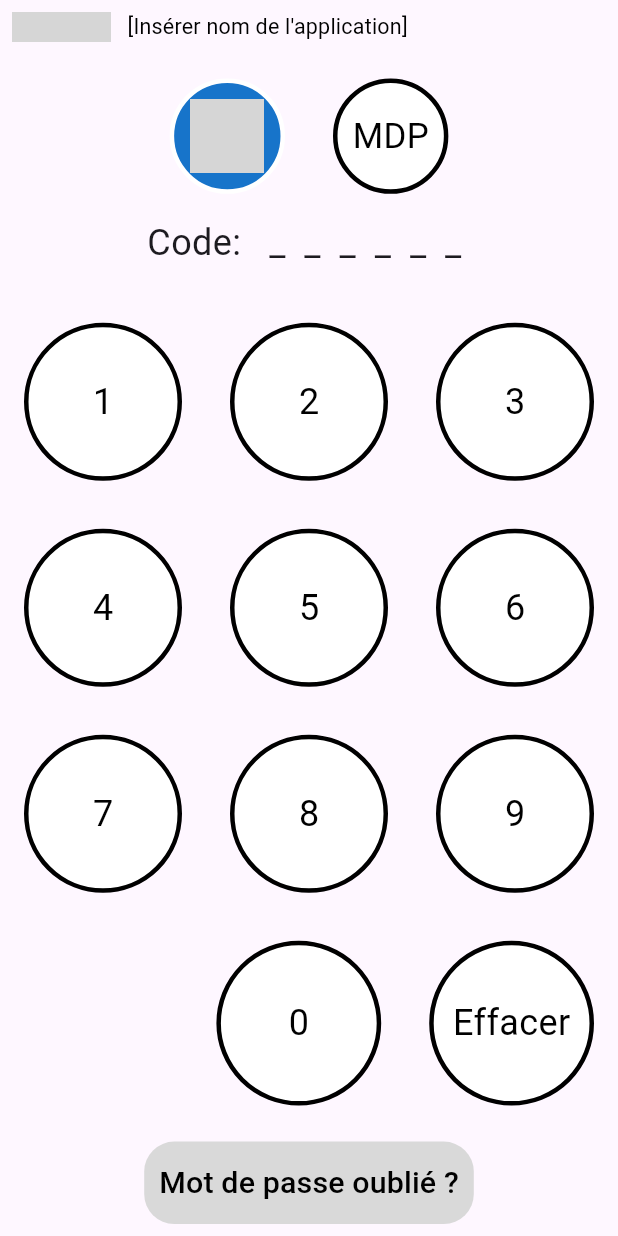
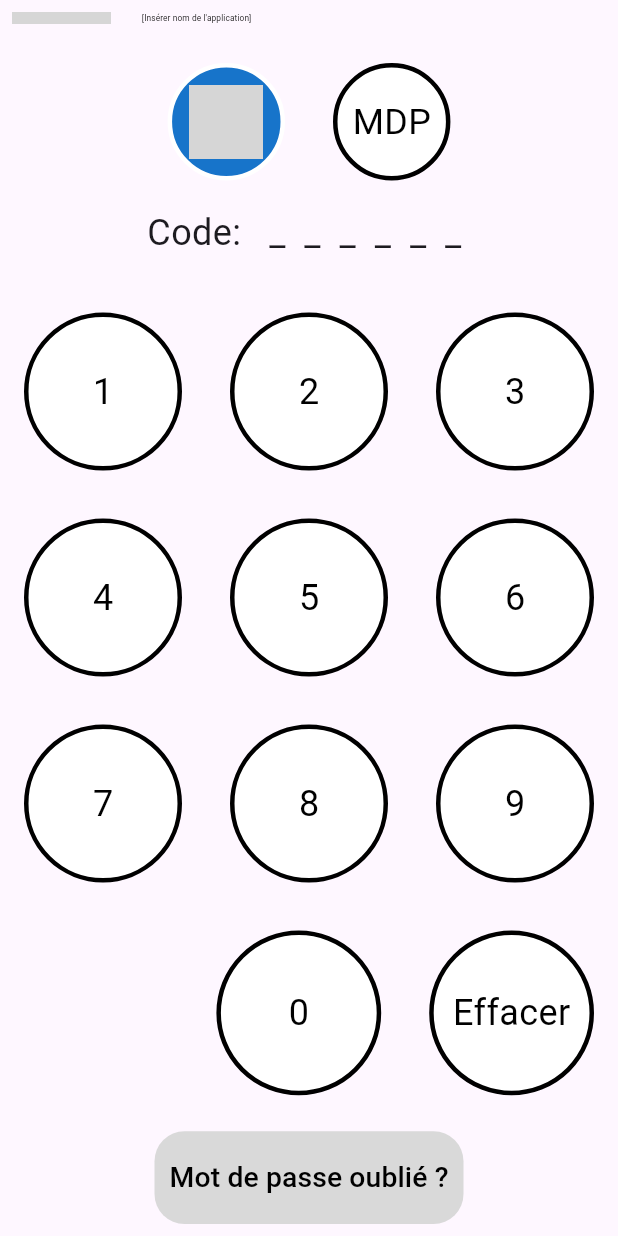
Before and after one commit to ThomasVly/Projet-F, a Flutter app: the screen it shows after launch, on a phone screen of 412 x 824 dp. Run offline on Flutter 3.47's test engine with Material 3 defaults, Android fonts, the phone set to English and light mode, and no system bars; our stand-ins replace shared_preferences, table_calendar; grey boxes are pictures that could not be loaded.

Commit message:
clean-up digicode + mot_de_passe v1

```diff
--- a/lib/classes/digicode.dart
+++ b/lib/classes/digicode.dart
@@ -1,8 +1,6 @@
 import 'package:flutter/material.dart';
 import 'package:flutter_application_1/classes/mot_de_passe.dart';
-import 'package:flutter_application_1/classes/Chargement.dart';
 import 'package:flutter_application_1/classes/navbar.dart';
-import 'accueil.dart';
 
 class DigicodePage extends StatefulWidget {
   const DigicodePage({Key? key, required this.title}) : super(key: key);
@@ -69,6 +67,8 @@ class _DigicodePageState extends State<DigicodePage> {
   @override
   Widget build(BuildContext context) {
 
+    double screenWidth = MediaQuery.of(context).size.width;
+    double screenHeight = MediaQuery.of(context).size.height;
     double buttonSizeWidth = calculateButtonSizeWidth(context, 3);
     double buttonSizeHeight = calculateButtonSizeHeight(context, 3);
     const Color selectBlue =  Color(0xff1774CA);
@@ -88,10 +88,10 @@ class _DigicodePageState extends State<DigicodePage> {
                   children: <Widget>[
                     Image.asset(
                       'images/logo.png',
-                      width: buttonSizeWidth * 0.6,
-                      height: buttonSizeHeight * 0.6,
+                      width: screenWidth * 0.16,
+                      height: screenHeight * 0.08,
                     ),
-                    SizedBox(width: buttonSizeWidth * 0.1), // Ajoute un espace entre l'image et le texte
+                    SizedBox(width: screenWidth * 0.05), // Ajoute un espace entre l'image et le texte
                     const Flexible(
                       child: FittedBox(
                         fit: BoxFit.scaleDown,
@@ -119,8 +119,8 @@ class _DigicodePageState extends State<DigicodePage> {
                   child: InkWell(
                     onTap: (){},
                     child: Container(
-                      width: buttonSizeWidth*0.7,
-                      height: buttonSizeHeight*0.7,
+                      width: screenWidth * 0.19,
+                      height: screenHeight * 0.1,
                       decoration: BoxDecoration(
                         shape: BoxShape.circle,
                         color: selectBlue,
@@ -129,8 +129,8 @@ class _DigicodePageState extends State<DigicodePage> {
                       alignment: Alignment.center,
                       child: Image.asset(
                         'images/digicode.png',
-                        width: buttonSizeWidth*0.45,
-                        height: buttonSizeHeight*0.45,
+                        width: screenWidth * 0.12,
+                        height: screenHeight * 0.06,
                       ),
                     ),
                   ),
@@ -149,8 +149,8 @@ class _DigicodePageState extends State<DigicodePage> {
                       );
                     },
                     child: Container(
-                      width: buttonSizeWidth*0.7,
-                      height: buttonSizeHeight*0.7,
+                      width: screenWidth * 0.19,
+                      height: screenHeight * 0.1,
                       decoration: BoxDecoration(
                         shape: BoxShape.circle,
                         color: Colors.white,
@@ -292,8 +292,8 @@ class _DigicodePageState extends State<DigicodePage> {
                 ),
               ),
               child: Container(
-                width: buttonSizeWidth * 2,
-                height: buttonSizeHeight * 0.5,
+                width: screenWidth * 0.5,
+                height: screenHeight * 0.075,
                 decoration: BoxDecoration(
                   color: unselectedGrey, // Couleur de fond fixe
                   borderRadius: BorderRadius.circular(20.0), // Définir un rayon de coin
```
Also changed, not shown: lib/classes/mot_de_passe.dart (+29 -10 lines).
